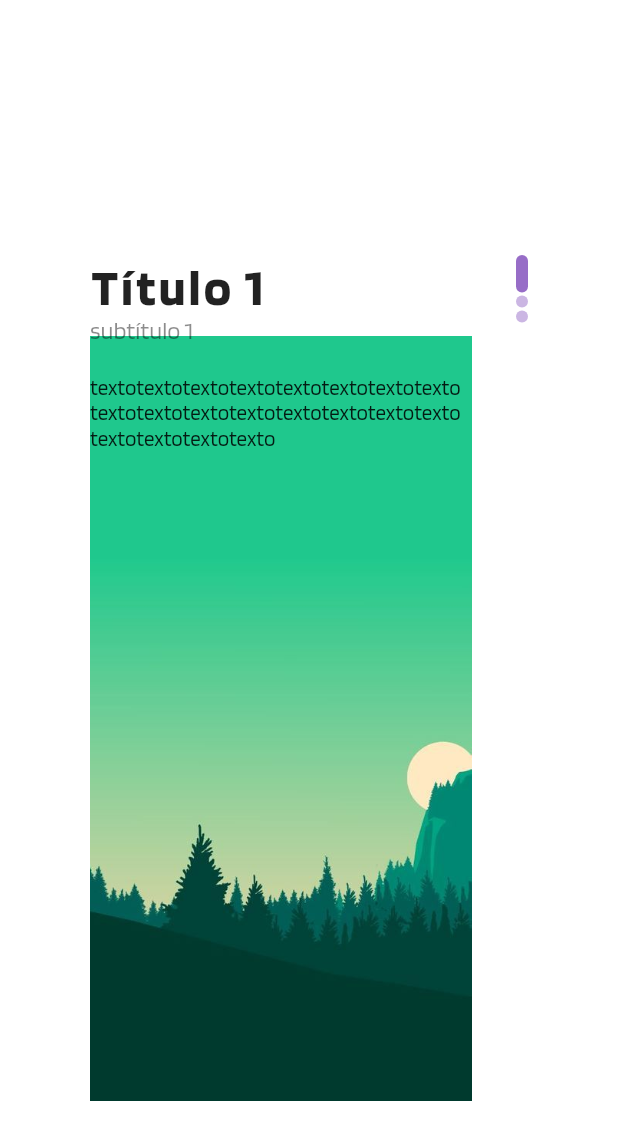
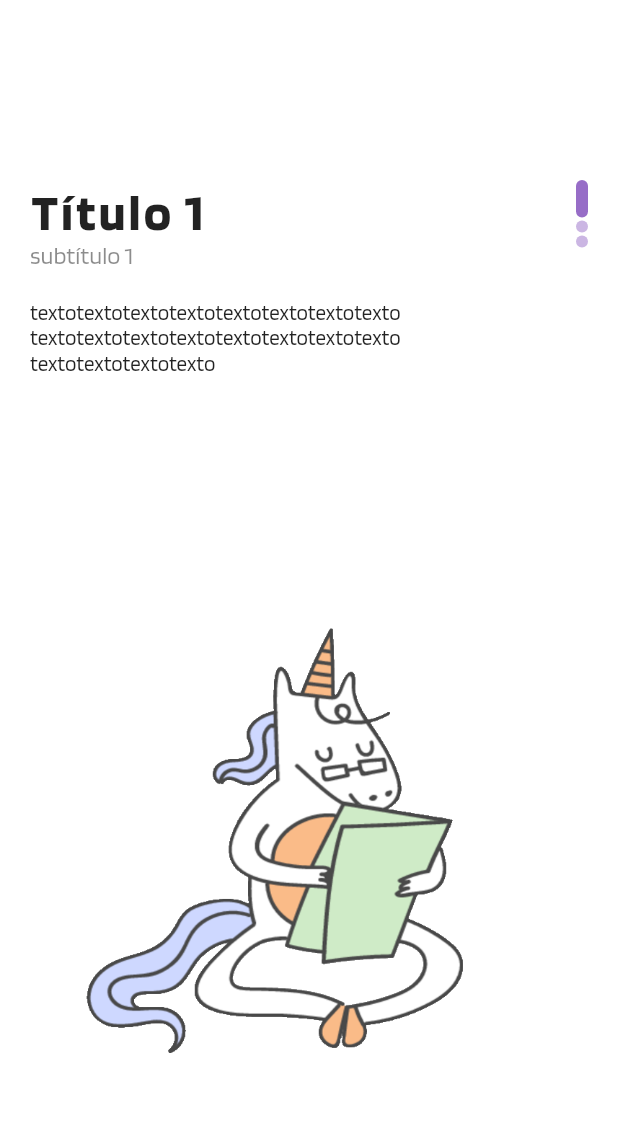
Before and after one commit to guilhermedacruzz/TCC_APP, a Flutter app: the screen it shows after launch, on a phone screen of 412 x 824 dp. Shown: the top 1140 px of the screen. Run offline on Flutter 3.47's test engine with Material 2 defaults, Android fonts, the phone set to English and light mode, and no system bars; our stand-ins replace animated_background, shared_preferences, syncfusion_flutter_charts, validators; accounts and stored records are empty; project files that could hold a hidden picture were left out.

Commit message:
melhorando a welcome

```diff
--- a/lib/pages/autentication/welcome/page_welcome.dart
+++ b/lib/pages/autentication/welcome/page_welcome.dart
@@ -25,7 +25,6 @@ class _PageWelcomeState extends State<PageWelcome> {
           return Container(
             width: double.maxFinite,
             height: double.maxFinite,
-            margin: const EdgeInsets.symmetric(vertical: 50, horizontal: 40),
             padding: const EdgeInsets.only(top: 120, right: 20, left: 20),
             child: PageWelcomeBackgroundImage(
               src: pageWelcomeData[index]["src"],
@@ -51,6 +50,25 @@ class _PageWelcomeState extends State<PageWelcome> {
                           style: Theme.of(context).textTheme.bodyText1,
                         ),
                       ),
+                      const Spacer(),
+                      if (index == pageWelcomeData.length - 1)
+                        Padding(
+                          padding: const EdgeInsets.only(bottom: 40),
+                          child: SizedBox(
+                            width: 120,
+                            height: 45,
+                            child: CustomButton(
+                              widget: Text(
+                                "Começar",
+                                style: Theme.of(context).textTheme.button,
+                              ),
+                              onAction: () {
+                                Navigator.of(context)
+                                    .pushNamed(PageSplash.routeName);
+                              },
+                            ),
+                          ),
+                        ),
                     ],
                   ),
                   Column(
@@ -74,30 +92,6 @@ class _PageWelcomeState extends State<PageWelcome> {
                           );
                         },
                       ),
-                      const Spacer(),
-                      if (index == pageWelcomeData.length - 1)
-                        Padding(
-                          padding: const EdgeInsets.only(bottom: 40),
-                          child: Row(
-                            mainAxisAlignment: MainAxisAlignment.end,
-                            children: [
-                              SizedBox(
-                                width: 120,
-                                height: 45,
-                                child: CustomButton(
-                                  widget: Text(
-                                    "Começar",
-                                    style: Theme.of(context).textTheme.button,
-                                  ),
-                                  onAction: () {
-                                    Navigator.of(context)
-                                        .pushNamed(PageSplash.routeName);
-                                  },
-                                ),
-                              ),
-                            ],
-                          ),
-                        ),
                     ],
                   ),
                 ],
--- a/lib/pages/autentication/welcome/page_welcome_backgrounsd_images.dart
+++ b/lib/pages/autentication/welcome/page_welcome_backgrounsd_images.dart
@@ -16,8 +16,8 @@ class PageWelcomeBackgroundImage extends StatelessWidget {
     return Stack(
       children: [
         Positioned(
-          bottom: 40,
-          left: (size.width / 2) - 240,
+          bottom: 120,
+          left: 30,
           child: Image.asset(
             src,
             fit: BoxFit.cover,
--- a/lib/pages/autentication/welcome/page_welcome_data.dart
+++ b/lib/pages/autentication/welcome/page_welcome_data.dart
@@ -3,7 +3,7 @@ List pageWelcomeData = [
     "title": "Título 1",
     "subtitle": "subtítulo 1",
     "text": "textotextotextotextotextotextotextotextotextotextotextotextotextotextotextotextotextotextotextotexto",
-    "src":"assets/images/welcome/1.jpg",
+    "src":"assets/images/welcome/teste.png",
   },
   {
     "title": "Título 2",
```
Also changed, not shown: assets/images/welcome/teste.png (added).
